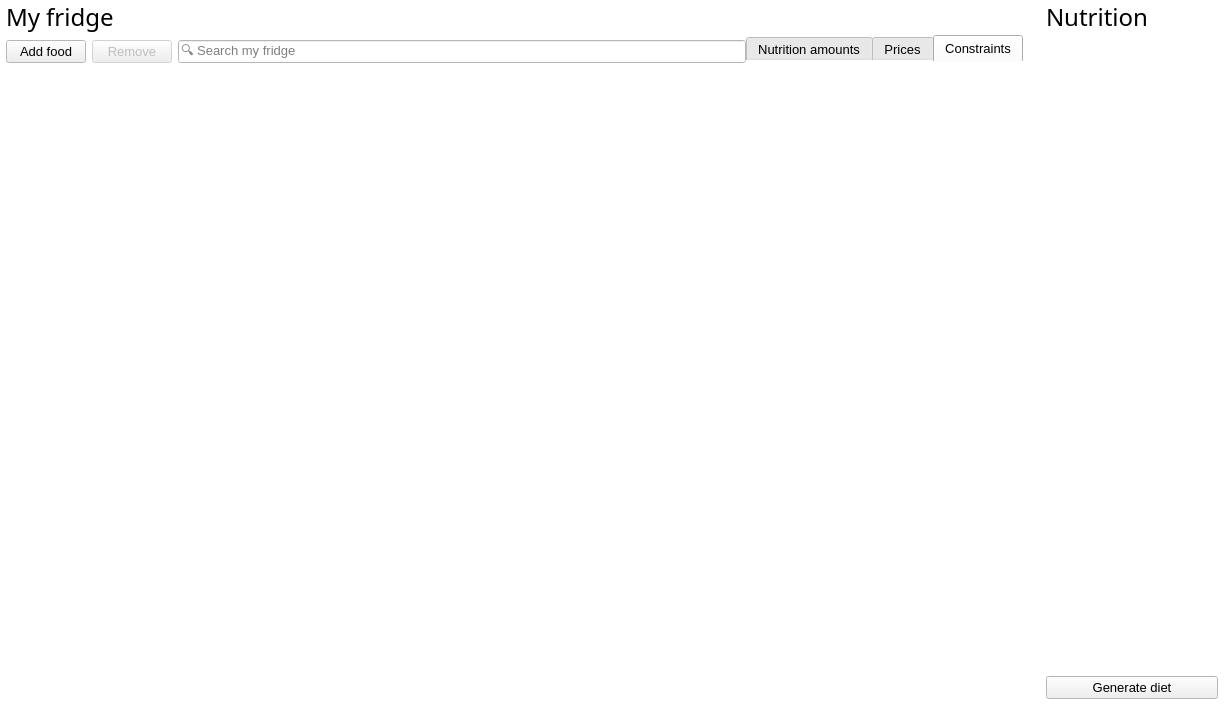
The window that ui/ui_mainwindow.ui (josh-minch/spartan) describes before a commit, drawn with Qt 5.
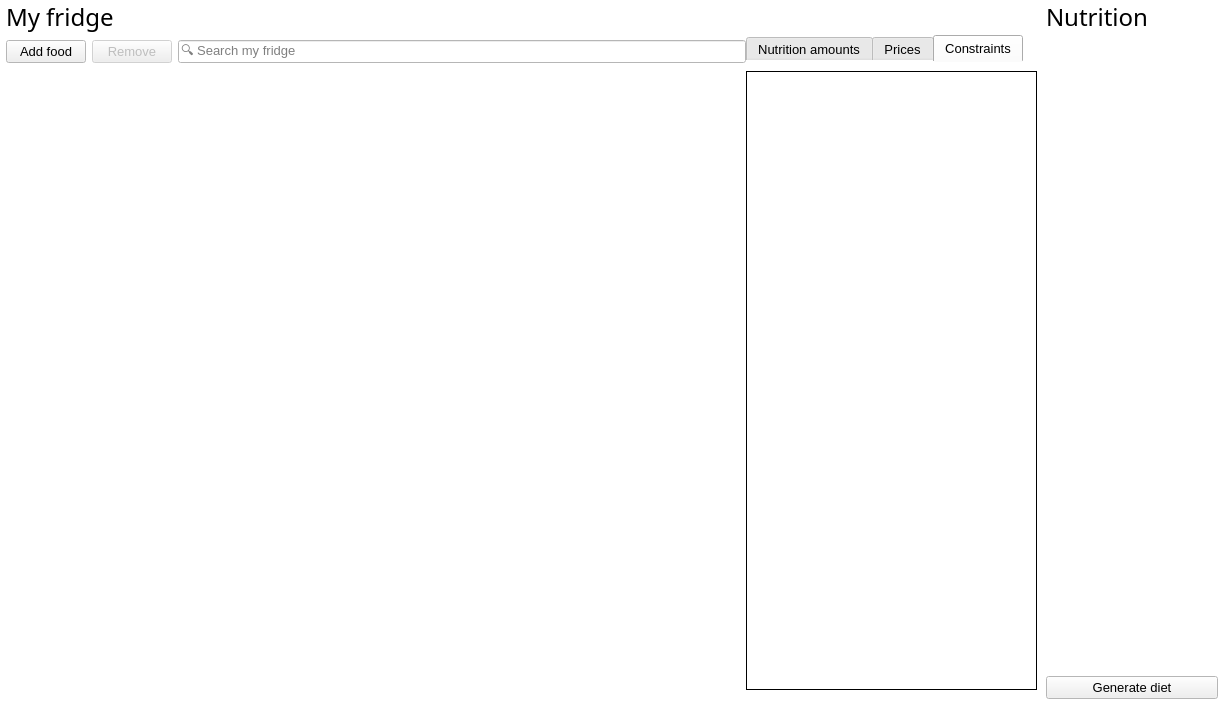
The same window after the commit. The open tabs and pages were chosen to show the change. Icons and pictures are not drawn. Custom widgets are drawn as their Qt base class.

```diff
--- a/ui/ui_mainwindow.ui
+++ b/ui/ui_mainwindow.ui
@@ -868,7 +868,10 @@
 }</string>
             </property>
             <property name="frameShape">
-             <enum>QFrame::NoFrame</enum>
+             <enum>QFrame::Box</enum>
+            </property>
+            <property name="frameShadow">
+             <enum>QFrame::Plain</enum>
             </property>
             <property name="tabKeyNavigation">
              <bool>false</bool>
```
Left out of the diff: 9 changed lines with no effect on the pictures.
